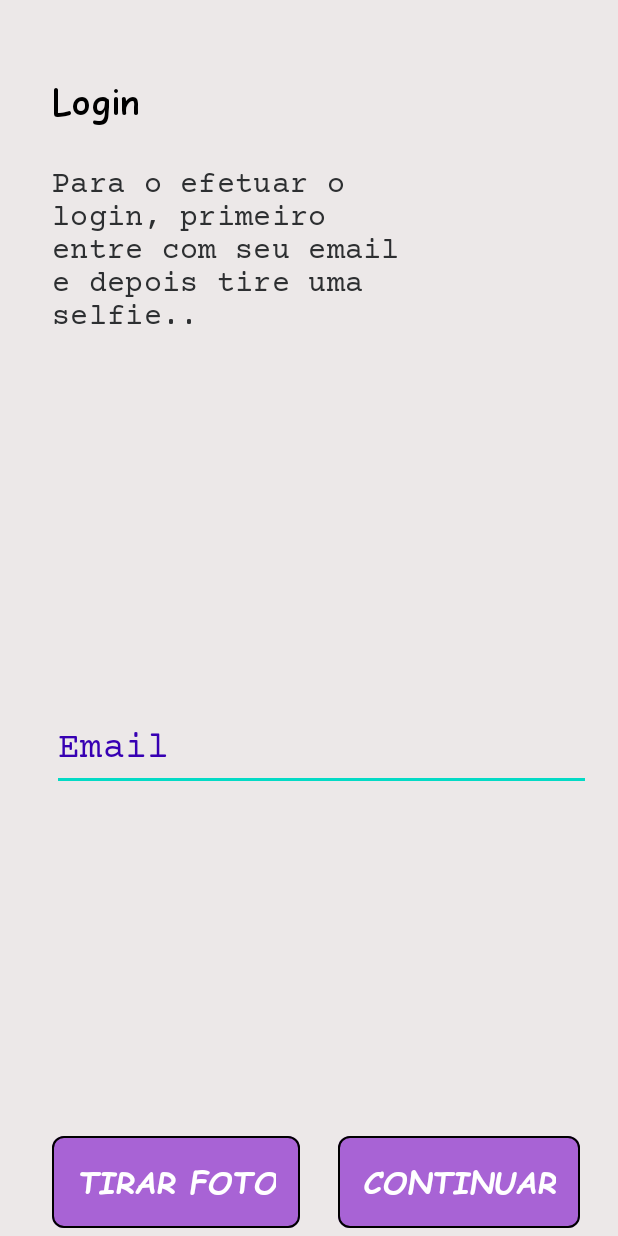
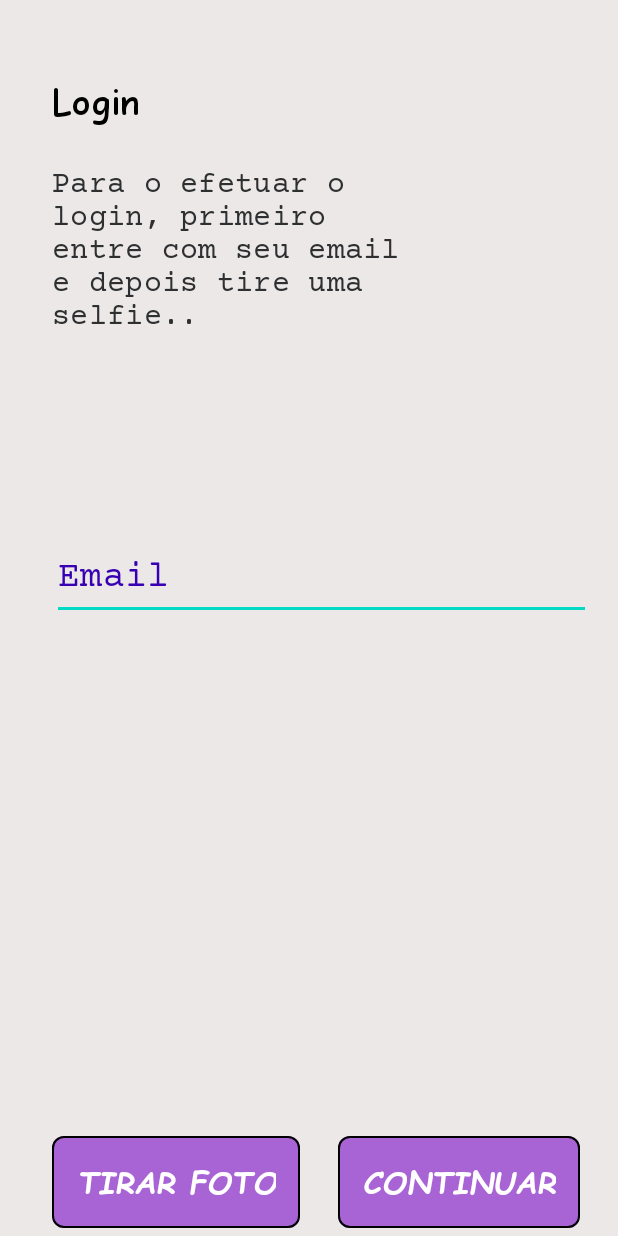
Before and after one commit to DiegoCrassus/PDM-APP1, an Android app: the signIn screen opened directly, with no data from a screen before it, on a phone screen of 412 x 824 dp. Run offline under Robolectric (Android 15) with nearby library versions, the phone set to English and light mode, and no system bars; our stand-ins replace data binding.

Commit message:
ADD: binding

```diff
--- a/app/app/src/main/AndroidManifest.xml
+++ b/app/app/src/main/AndroidManifest.xml
@@ -16,12 +16,14 @@
         android:theme="@style/Theme.MyApplication"
         android:usesCleartextTraffic="true"
         tools:targetApi="n">
-        <activity android:name=".MainActivityCarrossel"></activity>
+        <activity android:name=".MainActivity"></activity>
+        <activity android:name=".MainActivityCarrossel" />
         <activity
             android:name=".SplashScreenActivity"
             android:theme="@style/SplashScreenTheme">
             <intent-filter>
                 <action android:name="android.intent.action.MAIN" />
+
                 <category android:name="android.intent.category.LAUNCHER" />
             </intent-filter>
         </activity>
@@ -41,7 +43,6 @@
         <activity android:name=".homeActivity" />
         <activity android:name=".signIn" />
         <activity android:name=".signUp" />
-        <activity android:name="br.com.pdm.MainActivity"></activity>
     </application>
 
 </manifest>
--- a/app/app/src/main/java/br/com/pdm/homeActivity.kt
+++ b/app/app/src/main/java/br/com/pdm/homeActivity.kt
@@ -15,6 +15,7 @@ import androidx.annotation.NonNull
 import androidx.recyclerview.widget.DefaultItemAnimator
 import androidx.recyclerview.widget.LinearLayoutManager
 import androidx.recyclerview.widget.RecyclerView
+import br.com.pdm.R
 import kotlinx.android.synthetic.main.activity_home.*
 import org.json.JSONArray
 import org.json.JSONObject
--- a/app/app/src/main/java/br/com/pdm/notebookActivity.kt
+++ b/app/app/src/main/java/br/com/pdm/notebookActivity.kt
@@ -3,6 +3,7 @@ package br.com.PDM
 import android.content.Intent
 import android.os.Bundle
 import androidx.appcompat.app.AppCompatActivity
+import br.com.pdm.R
 import kotlinx.android.synthetic.main.notebook.*
 
 class notebookActivity : AppCompatActivity() {
--- a/app/app/src/main/java/br/com/pdm/signIn.kt
+++ b/app/app/src/main/java/br/com/pdm/signIn.kt
@@ -14,6 +14,7 @@ import android.widget.Toast
 import androidx.core.content.FileProvider
 import java.io.File
 import android.os.StrictMode
+import br.com.PDM.homeActivity
 import br.com.pdm.R
 import kotlinx.android.synthetic.main.activity_sign_in.*
 import org.json.JSONObject
--- a/app/app/src/main/res/layout/activity_sign_in.xml
+++ b/app/app/src/main/res/layout/activity_sign_in.xml
@@ -1,7 +1,16 @@
 <?xml version="1.0" encoding="utf-8"?>
-<androidx.constraintlayout.widget.ConstraintLayout xmlns:android="http://schemas.android.com/apk/res/android"
+
+<layout xmlns:android="http://schemas.android.com/apk/res/android"
     xmlns:app="http://schemas.android.com/apk/res-auto"
-    xmlns:tools="http://schemas.android.com/tools"
+    xmlns:tools="http://schemas.android.com/tools">
+
+    <data>
+        <variable
+            name="codigoFragmento"
+            type="br.com.pdm.signIn" />
+    </data>
+
+    <androidx.constraintlayout.widget.ConstraintLayout
         android:layout_width="match_parent"
         android:layout_height="match_parent"
         android:background="@color/bege"
@@ -53,7 +62,7 @@
             android:inputType="textEmailAddress"
             app:layout_constraintBottom_toTopOf="@+id/guideline6"
             app:layout_constraintStart_toStartOf="@+id/guideline5"
-        app:layout_constraintTop_toBottomOf="@+id/textView2" />
+            app:layout_constraintTop_toBottomOf="@+id/tvCorpoLogin" />
 
         <Button
             android:id="@+id/btnSendLogin"
@@ -63,6 +72,7 @@
             android:text="@string/continuar"
             app:layout_constraintEnd_toEndOf="parent"
             app:layout_constraintStart_toEndOf="@+id/btnTakePictureLogin"
+            android:onClick="@{codigoFragmento::irParaHome}"
             app:layout_constraintTop_toTopOf="@+id/guideline6" />
 
         <Button
@@ -82,3 +92,4 @@
             app:layout_constraintGuide_end="73dp" />
 
     </androidx.constraintlayout.widget.ConstraintLayout>
+</layout>
```
Also changed, not shown: app/app/src/main/java/br/com/pdm/MainActivity.kt (added, +17 -0 lines). Lines whose indentation alone changed are shown as unchanged.
